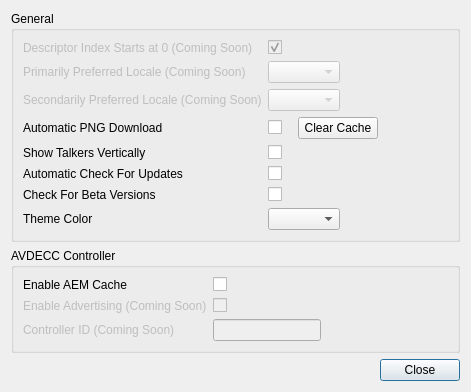
Before: the Qt Designer form src/settingsDialog.ui in christophe-calmejane/Hive, drawn with Qt 5.
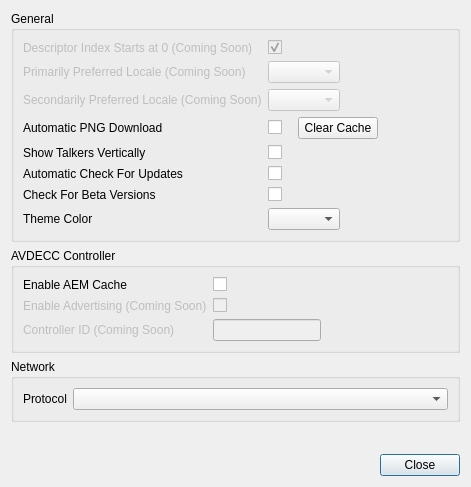
After: the same form once the commit is applied.

Commit message: Move protocol combobox to the settings

Patch:
```diff
--- a/src/settingsDialog.ui
+++ b/src/settingsDialog.ui
@@ -7,7 +7,7 @@
     <x>0</x>
     <y>0</y>
     <width>471</width>
-    <height>390</height>
+    <height>487</height>
    </rect>
   </property>
   <property name="sizePolicy">
@@ -221,6 +221,38 @@
      </layout>
     </widget>
    </item>
+   <item>
+    <widget class="QGroupBox" name="groupBox_3">
+     <property name="title">
+      <string>Network</string>
+     </property>
+     <layout class="QFormLayout" name="formLayout_3">
+      <item row="0" column="0">
+       <widget class="QLabel" name="protocolLabel">
+        <property name="text">
+         <string>Protocol</string>
+        </property>
+       </widget>
+      </item>
+      <item row="0" column="1">
+       <widget class="QComboBox" name="protocolComboBox"/>
+      </item>
+     </layout>
+    </widget>
+   </item>
+   <item>
+    <spacer name="verticalSpacer">
+     <property name="orientation">
+      <enum>Qt::Vertical</enum>
+     </property>
+     <property name="sizeHint" stdset="0">
+      <size>
+       <width>20</width>
+       <height>40</height>
+      </size>
+     </property>
+    </spacer>
+   </item>
    <item>
     <widget class="QDialogButtonBox" name="buttonBox">
      <property name="standardButtons">
```
The commit also changes 5 other files.
